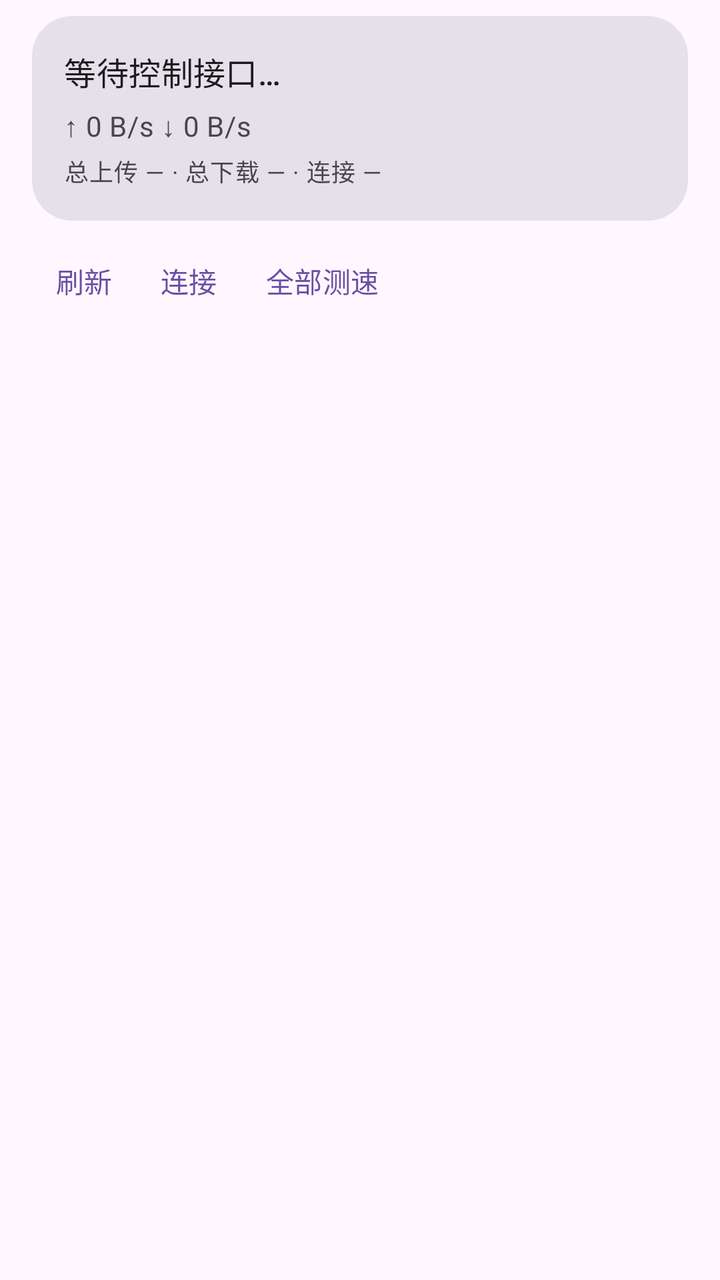
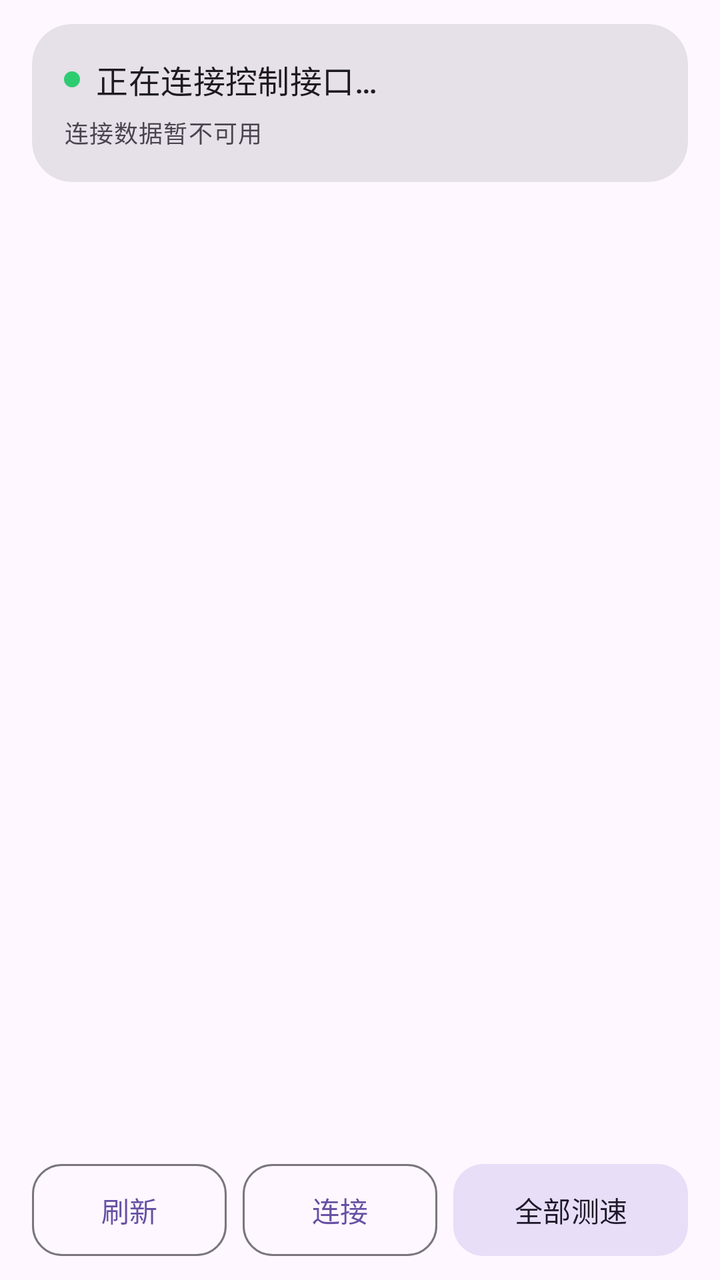

Screens rendered from an Android XML layout before and after an edit, with the pre-edit source and the edit as a unified diff.
<!-- AndroidManifest.xml: application theme Theme.HyperOSMod -->
<!-- res/layout/fragment_panel.xml -->
<?xml version="1.0" encoding="utf-8"?>
<LinearLayout xmlns:android="http://schemas.android.com/apk/res/android"
    xmlns:app="http://schemas.android.com/apk/res-auto"
    android:layout_width="match_parent"
    android:layout_height="match_parent"
    android:orientation="vertical">

    <com.google.android.material.card.MaterialCardView
        style="@style/Widget.Material3.CardView.Filled"
        android:layout_width="match_parent"
        android:layout_height="wrap_content"
        android:layout_marginStart="16dp"
        android:layout_marginTop="8dp"
        android:layout_marginEnd="16dp"
        app:cardCornerRadius="20dp"
        app:cardElevation="0dp">

        <LinearLayout
            android:layout_width="match_parent"
            android:layout_height="wrap_content"
            android:orientation="vertical"
            android:padding="16dp">

            <TextView
                android:id="@+id/panel_node"
                android:layout_width="match_parent"
                android:layout_height="wrap_content"
                android:text="@string/panel_current_none"
                android:textAppearance="?attr/textAppearanceTitleMedium" />

            <TextView
                android:id="@+id/panel_traffic"
                android:layout_width="match_parent"
                android:layout_height="wrap_content"
                android:layout_marginTop="6dp"
                android:text="@string/panel_traffic_idle"
                android:textAppearance="?attr/textAppearanceBodyMedium"
                android:textColor="?attr/colorOnSurfaceVariant" />

            <TextView
                android:id="@+id/panel_stats"
                android:layout_width="match_parent"
                android:layout_height="wrap_content"
                android:layout_marginTop="4dp"
                android:text="@string/panel_stats_idle"
                android:textAppearance="?attr/textAppearanceBodySmall"
                android:textColor="?attr/colorOnSurfaceVariant" />

            <ProgressBar
                android:id="@+id/panel_progress"
                style="?android:attr/progressBarStyleHorizontal"
                android:layout_width="match_parent"
                android:layout_height="3dp"
                android:layout_marginTop="10dp"
                android:indeterminate="true"
                android:visibility="gone" />
        </LinearLayout>
    </com.google.android.material.card.MaterialCardView>

    <LinearLayout
        android:layout_width="match_parent"
        android:layout_height="wrap_content"
        android:gravity="center_vertical"
        android:orientation="horizontal"
        android:paddingStart="16dp"
        android:paddingTop="6dp"
        android:paddingEnd="8dp">

        <com.google.android.material.button.MaterialButton
            android:id="@+id/btn_refresh"
            style="@style/Widget.Material3.Button.TextButton"
            android:layout_width="wrap_content"
            android:layout_height="wrap_content"
            android:minWidth="0dp"
            android:text="@string/panel_refresh" />

        <com.google.android.material.button.MaterialButton
            android:id="@+id/btn_connections"
            style="@style/Widget.Material3.Button.TextButton"
            android:layout_width="wrap_content"
            android:layout_height="wrap_content"
            android:minWidth="0dp"
            android:text="@string/panel_connections" />

        <com.google.android.material.button.MaterialButton
            android:id="@+id/btn_test_all"
            style="@style/Widget.Material3.Button.TextButton"
            android:layout_width="wrap_content"
            android:layout_height="wrap_content"
            android:minWidth="0dp"
            android:text="@string/panel_test_all" />

        <TextView
            android:id="@+id/panel_hint"
            android:layout_width="0dp"
            android:layout_height="wrap_content"
            android:layout_weight="1"
            android:gravity="end"
            android:paddingStart="8dp"
            android:textAppearance="?attr/textAppearanceBodySmall"
            android:textColor="?attr/colorOnSurfaceVariant" />
    </LinearLayout>

    <androidx.recyclerview.widget.RecyclerView
        android:id="@+id/panel_list"
        android:layout_width="match_parent"
        android:layout_height="0dp"
        android:layout_weight="1"
        android:clipToPadding="false"
        android:paddingBottom="16dp" />

    <TextView
        android:id="@+id/panel_empty"
        android:layout_width="match_parent"
        android:layout_height="0dp"
        android:layout_weight="1"
        android:gravity="center"
        android:padding="32dp"
        android:text="@string/panel_empty"
        android:textAppearance="?attr/textAppearanceBodyMedium"
        android:textColor="?attr/colorOnSurfaceVariant"
        android:visibility="gone" />
</LinearLayout>
<!-- resources referenced by this layout -->
<resources>
  <string name="panel_connections">连接</string>
  <string name="panel_current_none">等待控制接口…</string>
  <string name="panel_empty">还没有可用数据</string>
  <string name="panel_refresh">刷新</string>
  <string name="panel_stats_idle">总上传 — · 总下载 — · 连接 —</string>
  <string name="panel_test_all">全部测速</string>
  <string name="panel_traffic_idle">↑ 0 B/s   ↓ 0 B/s</string>
  <style name="Theme.HyperOSMod" parent="Theme.Material3.DayNight.NoActionBar">
          <item name="android:windowActionModeOverlay">true</item>
          <item name="android:windowNoTitle">true</item>
          <item name="android:windowLightStatusBar">true</item>
          <item name="android:windowLightNavigationBar">true</item>
      </style>
</resources>

<!-- the commit's change to res/layout/fragment_panel.xml (unified diff, before → after) -->
@@ -5,13 +5,26 @@
     android:layout_height="match_parent"
     android:orientation="vertical">
 
+    <ProgressBar
+        android:id="@+id/panel_progress"
+        style="?android:attr/progressBarStyleHorizontal"
+        android:layout_width="match_parent"
+        android:layout_height="2dp"
+        android:indeterminate="true"
+        android:visibility="gone" />
+
+    
     <com.google.android.material.card.MaterialCardView
+        android:id="@+id/session_card"
         style="@style/Widget.Material3.CardView.Filled"
         android:layout_width="match_parent"
         android:layout_height="wrap_content"
         android:layout_marginStart="16dp"
-        android:layout_marginTop="8dp"
+        android:layout_marginTop="12dp"
         android:layout_marginEnd="16dp"
+        android:clickable="true"
+        android:focusable="true"
+        android:foreground="?attr/selectableItemBackground"
         app:cardCornerRadius="20dp"
         app:cardElevation="0dp">
 
@@ -21,103 +34,138 @@
             android:orientation="vertical"
             android:padding="16dp">
 
-            <TextView
-                android:id="@+id/panel_node"
+            <LinearLayout
                 android:layout_width="match_parent"
                 android:layout_height="wrap_content"
-                android:text="@string/panel_current_none"
-                android:textAppearance="?attr/textAppearanceTitleMedium" />
+                android:baselineAligned="false"
+                android:gravity="center_vertical"
+                android:orientation="horizontal">
+
+                <View
+                    android:id="@+id/panel_dot"
+                    android:layout_width="8dp"
+                    android:layout_height="8dp"
+                    android:background="@drawable/bg_status_dot" />
+
+                <TextView
+                    android:id="@+id/panel_state"
+                    android:layout_width="0dp"
+                    android:layout_height="wrap_content"
+                    android:layout_marginStart="8dp"
+                    android:layout_weight="1"
+                    android:ellipsize="end"
+                    android:maxLines="1"
+                    android:text="@string/panel_backend_checking"
+                    android:textAppearance="?attr/textAppearanceTitleMedium"
+                    app:autoSizeMaxTextSize="16sp"
+                    app:autoSizeMinTextSize="11sp"
+                    app:autoSizeStepGranularity="1sp"
+                    app:autoSizeTextType="uniform" />
+            </LinearLayout>
 
             <TextView
-                android:id="@+id/panel_traffic"
+                android:id="@+id/session_meta"
                 android:layout_width="match_parent"
                 android:layout_height="wrap_content"
                 android:layout_marginTop="6dp"
-                android:text="@string/panel_traffic_idle"
-                android:textAppearance="?attr/textAppearanceBodyMedium"
+                android:maxLines="2"
+                android:text="@string/panel_session_waiting"
+                android:textAppearance="?attr/textAppearanceBodySmall"
                 android:textColor="?attr/colorOnSurfaceVariant" />
+        </LinearLayout>
+    </com.google.android.material.card.MaterialCardView>
 
-            <TextView
-                android:id="@+id/panel_stats"
+    
+    <FrameLayout
+        android:layout_width="match_parent"
+        android:layout_height="0dp"
+        android:layout_weight="1">
+
+        <LinearLayout
+            android:layout_width="match_parent"
+            android:layout_height="wrap_content"
+            android:layout_gravity="top"
+            android:orientation="vertical">
+
+            <androidx.recyclerview.widget.RecyclerView
+                android:id="@+id/panel_list"
                 android:layout_width="match_parent"
                 android:layout_height="wrap_content"
-                android:layout_marginTop="4dp"
-                android:text="@string/panel_stats_idle"
-                android:textAppearance="?attr/textAppearanceBodySmall"
-                android:textColor="?attr/colorOnSurfaceVariant" />
+                android:clipToPadding="false"
+                android:paddingStart="16dp"
+                android:paddingTop="10dp"
+                android:paddingEnd="16dp"
+                android:paddingBottom="4dp" />
+        </LinearLayout>
 
-            <ProgressBar
-                android:id="@+id/panel_progress"
-                style="?android:attr/progressBarStyleHorizontal"
-                android:layout_width="match_parent"
-                android:layout_height="3dp"
-                android:layout_marginTop="10dp"
-                android:indeterminate="true"
-                android:visibility="gone" />
-        </LinearLayout>
-    </com.google.android.material.card.MaterialCardView>
+        <TextView
+            android:id="@+id/panel_empty"
+            android:layout_width="wrap_content"
+            android:layout_height="wrap_content"
+            android:layout_gravity="center"
+            android:gravity="center"
+            android:padding="32dp"
+            android:text="@string/panel_empty"
+            android:textAppearance="?attr/textAppearanceBodyMedium"
+            android:textColor="?attr/colorOnSurfaceVariant"
+            android:visibility="gone" />
+    </FrameLayout>
 
     <LinearLayout
         android:layout_width="match_parent"
         android:layout_height="wrap_content"
-        android:gravity="center_vertical"
+        android:baselineAligned="false"
         android:orientation="horizontal"
         android:paddingStart="16dp"
-        android:paddingTop="6dp"
-        android:paddingEnd="8dp">
+        android:paddingTop="4dp"
+        android:paddingEnd="16dp"
+        android:paddingBottom="12dp">
 
         <com.google.android.material.button.MaterialButton
             android:id="@+id/btn_refresh"
-            style="@style/Widget.Material3.Button.TextButton"
-            android:layout_width="wrap_content"
-            android:layout_height="wrap_content"
+            style="@style/Widget.Material3.Button.OutlinedButton"
+            android:layout_width="0dp"
+            android:layout_height="46dp"
+            android:layout_marginEnd="8dp"
+            android:layout_weight="1"
+            android:insetTop="0dp"
+            android:insetBottom="0dp"
             android:minWidth="0dp"
-            android:text="@string/panel_refresh" />
+            android:paddingStart="4dp"
+            android:paddingEnd="4dp"
+            android:text="@string/panel_refresh"
+            android:textSize="14sp"
+            app:cornerRadius="15dp" />
 
         <com.google.android.material.button.MaterialButton
             android:id="@+id/btn_connections"
-            style="@style/Widget.Material3.Button.TextButton"
-            android:layout_width="wrap_content"
-            android:layout_height="wrap_content"
+            style="@style/Widget.Material3.Button.OutlinedButton"
+            android:layout_width="0dp"
+            android:layout_height="46dp"
+            android:layout_marginEnd="8dp"
+            android:layout_weight="1"
+            android:insetTop="0dp"
+            android:insetBottom="0dp"
             android:minWidth="0dp"
-            android:text="@string/panel_connections" />
+            android:paddingStart="4dp"
+            android:paddingEnd="4dp"
+            android:text="@string/panel_connections"
+            android:textSize="14sp"
+            app:cornerRadius="15dp" />
 
         <com.google.android.material.button.MaterialButton
             android:id="@+id/btn_test_all"
-            style="@style/Widget.Material3.Button.TextButton"
-            android:layout_width="wrap_content"
-            android:layout_height="wrap_content"
+            style="@style/Widget.Material3.Button.TonalButton"
+            android:layout_width="0dp"
+            android:layout_height="46dp"
+            android:layout_weight="1.2"
+            android:insetTop="0dp"
+            android:insetBottom="0dp"
             android:minWidth="0dp"
-            android:text="@string/panel_test_all" />
-
-        <TextView
-            android:id="@+id/panel_hint"
-            android:layout_width="0dp"
-            android:layout_height="wrap_content"
-            android:layout_weight="1"
-            android:gravity="end"
-            android:paddingStart="8dp"
-            android:textAppearance="?attr/textAppearanceBodySmall"
-            android:textColor="?attr/colorOnSurfaceVariant" />
+            android:paddingStart="4dp"
+            android:paddingEnd="4dp"
+            android:text="@string/panel_test_all"
+            android:textSize="14sp"
+            app:cornerRadius="15dp" />
     </LinearLayout>
-
-    <androidx.recyclerview.widget.RecyclerView
-        android:id="@+id/panel_list"
-        android:layout_width="match_parent"
-        android:layout_height="0dp"
-        android:layout_weight="1"
-        android:clipToPadding="false"
-        android:paddingBottom="16dp" />
-
-    <TextView
-        android:id="@+id/panel_empty"
-        android:layout_width="match_parent"
-        android:layout_height="0dp"
-        android:layout_weight="1"
-        android:gravity="center"
-        android:padding="32dp"
-        android:text="@string/panel_empty"
-        android:textAppearance="?attr/textAppearanceBodyMedium"
-        android:textColor="?attr/colorOnSurfaceVariant"
-        android:visibility="gone" />
 </LinearLayout>
<!-- resource entries referenced after the edit -->
@@ -1,17 +1,24 @@
 <!-- resources referenced by this layout -->
 <resources>
+  <!-- drawable bg_status_dot (drawable) -->
+  <?xml version="1.0" encoding="utf-8"?>
+  <shape xmlns:android="http://schemas.android.com/apk/res/android"
+      android:shape="oval">
+      <solid android:color="@color/accent_green" />
+      <size android:width="10dp" android:height="10dp" />
+  </shape>
+  <string name="panel_backend_checking">正在连接控制接口…</string>
   <string name="panel_connections">连接</string>
-  <string name="panel_current_none">等待控制接口…</string>
   <string name="panel_empty">还没有可用数据</string>
   <string name="panel_refresh">刷新</string>
-  <string name="panel_stats_idle">总上传 — · 总下载 — · 连接 —</string>
+  <string name="panel_session_waiting">连接数据暂不可用</string>
   <string name="panel_test_all">全部测速</string>
-  <string name="panel_traffic_idle">↑ 0 B/s   ↓ 0 B/s</string>
   <style name="Theme.HyperOSMod" parent="Theme.Material3.DayNight.NoActionBar">
           <item name="android:windowActionModeOverlay">true</item>
           <item name="android:windowNoTitle">true</item>
           <item name="android:windowLightStatusBar">true</item>
           <item name="android:windowLightNavigationBar">true</item>
       </style>
+  <color name="accent_green">#2ECC71</color>
 </resources>
 
